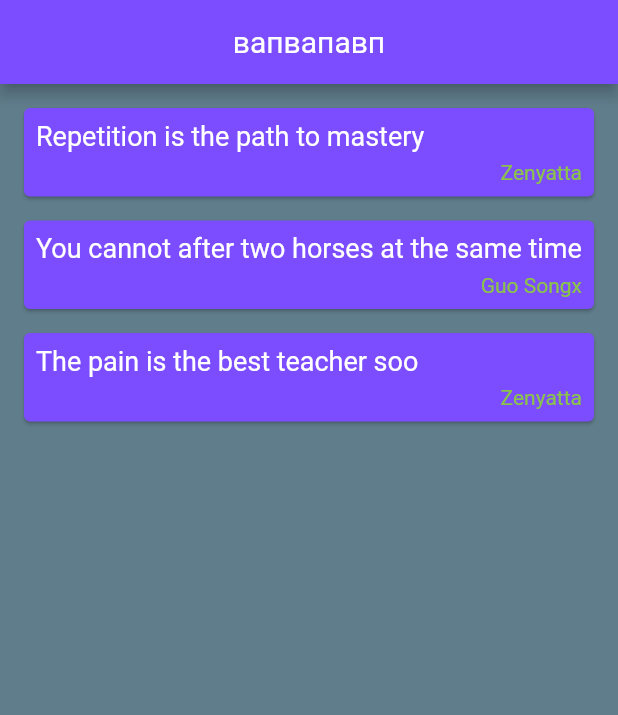
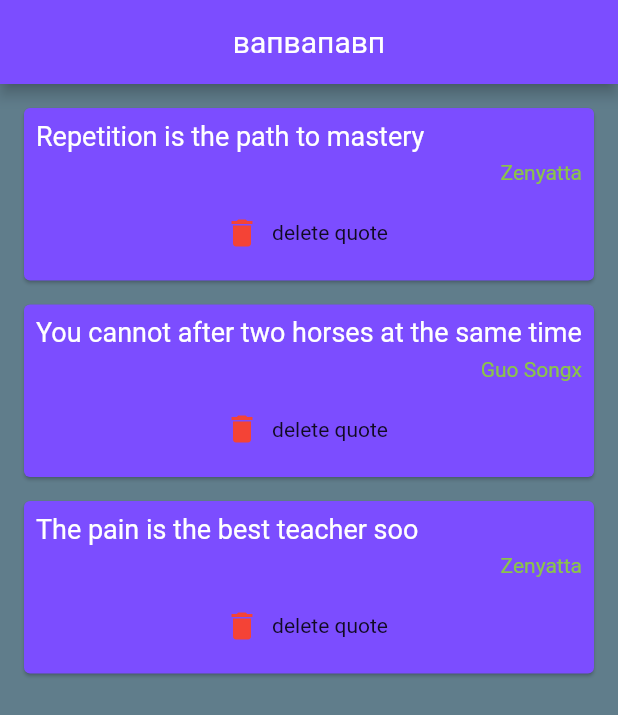
Before and after one commit to kuuga2000/flutterndart, a Flutter app: the screen it shows after launch, on a phone screen of 412 x 824 dp. Shown: the top 715 px of the screen. Run offline on Flutter 3.47's test engine with Material 2 defaults, Android fonts, the phone set to English and light mode, and no system bars.

Commit message:
function as parameters, delete array with button, action button

```diff
--- a/lib/main.dart
+++ b/lib/main.dart
@@ -35,7 +35,14 @@ class _QuoteListState extends State<QuoteList> {
         /*children: quotes.map((quote){
           return Text(quote);
         }).toList()*/
-        children: quotes.map((quote)=> QuoteCard(quote: quote)).toList(),
+        children: quotes.map((quote)=> QuoteCard(
+            quote: quote,
+            delete: () {
+              setState((){
+                quotes.remove(quote);
+              });
+            },
+        )).toList(),
       ),
     );
   }
--- a/lib/quote_card.dart
+++ b/lib/quote_card.dart
@@ -5,7 +5,8 @@ import 'quote.dart';
 class QuoteCard extends StatelessWidget {
 
   final Quote quote;
-  QuoteCard({this.quote});
+  final Function delete;
+  QuoteCard({this.quote, this.delete});
 
   @override
   Widget build(BuildContext context) {
@@ -33,6 +34,12 @@ class QuoteCard extends StatelessWidget {
                 color: Colors.lightGreen,
               ),
             ),
+            SizedBox(height: 8.0),
+           FlatButton.icon (
+             onPressed: delete,
+             label: Text("delete quote"),
+             icon: Icon(Icons.delete,color: Colors.red,),
+           ),
           ],
         ),
       ),
```
